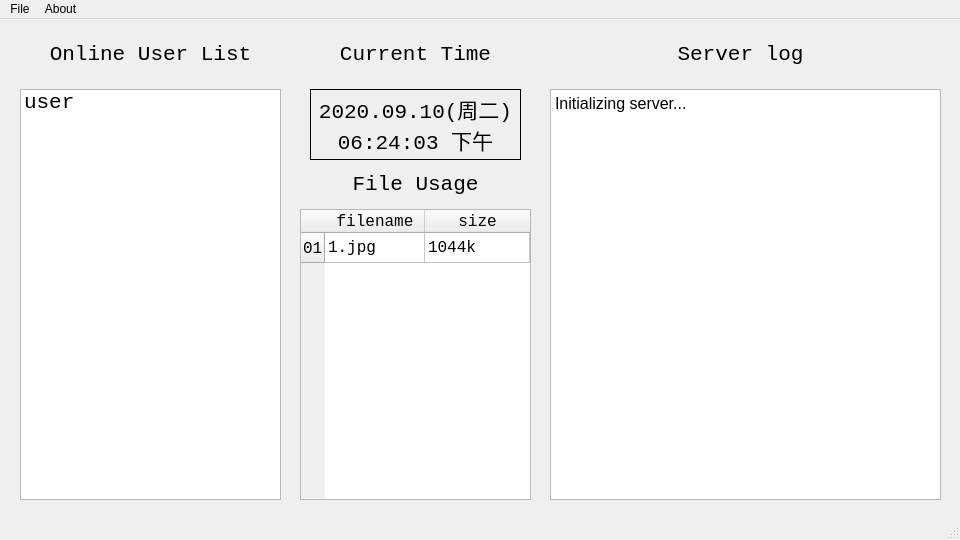
Qt form server_ui.ui (Voychek1024/Socket_Chatroom) before a commit.
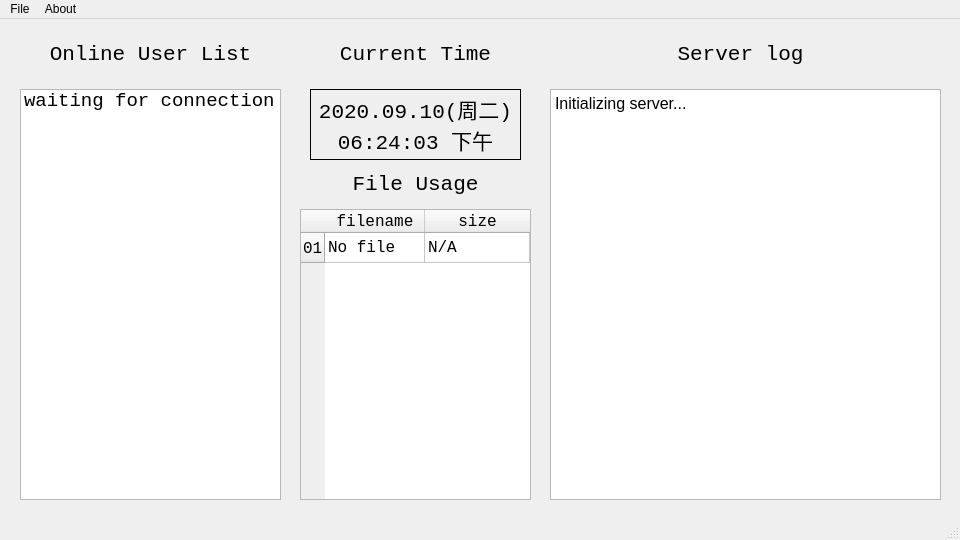
The same form after that commit.

Commit message: tcp_client.py nearly_done tcp_server.py nearly_done detailed information see TODO list

What changed in the file:
```diff
--- a/server_ui.ui
+++ b/server_ui.ui
@@ -26,12 +26,12 @@
     <property name="font">
      <font>
       <family>Consolas</family>
-      <pointsize>16</pointsize>
+      <pointsize>14</pointsize>
      </font>
     </property>
     <item>
      <property name="text">
-      <string>user</string>
+      <string>waiting for connection</string>
      </property>
     </item>
    </widget>
@@ -232,12 +232,12 @@
     </column>
     <item row="0" column="0">
      <property name="text">
-      <string>1.jpg</string>
+      <string>No file</string>
      </property>
     </item>
     <item row="0" column="1">
      <property name="text">
-      <string>1044k</string>
+      <string>N/A</string>
      </property>
     </item>
    </widget>
```
The commit also changes 4 other files.
